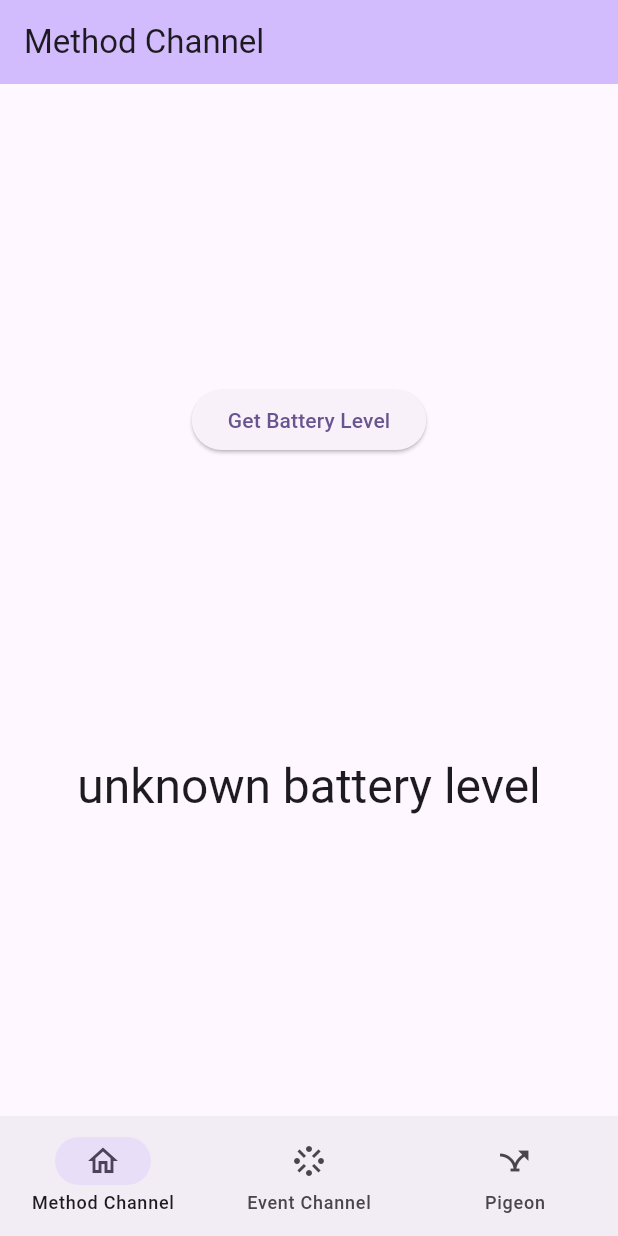
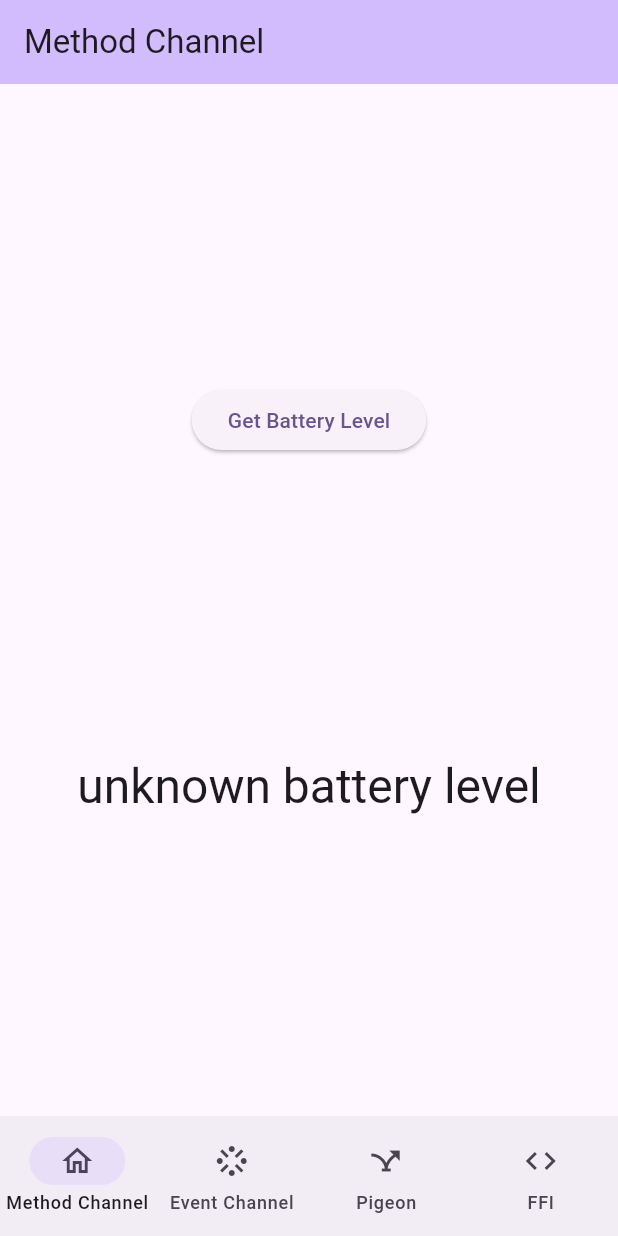
Before and after one commit to jeremyriverain/playground_native_with_flutter, a Flutter app: the screen it shows after launch, on a phone screen of 412 x 824 dp. Run offline on Flutter 3.47's test engine with Material 3 defaults, Android fonts, the phone set to English and light mode, and no system bars.

```diff
--- a/lib/main.dart
+++ b/lib/main.dart
@@ -1,4 +1,5 @@
 import 'package:batterylevel/views/event_channel_view.dart';
+import 'package:batterylevel/views/ffi_view.dart';
 import 'package:batterylevel/views/method_channel_view.dart';
 import 'package:batterylevel/views/pigeon_view.dart';
 import 'package:flutter/material.dart';
@@ -40,6 +41,9 @@ class _MyHomePageState extends State<MyHomePage> {
     const Text(
       'Pigeon',
     ),
+    const Text(
+      'FFI',
+    ),
   ];
 
   @override
@@ -69,12 +73,17 @@ class _MyHomePageState extends State<MyHomePage> {
             icon: Icon(Icons.airline_stops),
             label: 'Pigeon',
           ),
+          NavigationDestination(
+            icon: Icon(Icons.code),
+            label: 'FFI',
+          ),
         ],
       ),
       body: [
         const MethodChannelView(),
         const EventChannelView(),
         const PigeonView(),
+        const FfiView(),
       ][currentPageIndex],
     );
   }
```
Also changed, not shown: lib/views/ffi_view.dart (added, +14 -0 lines).
